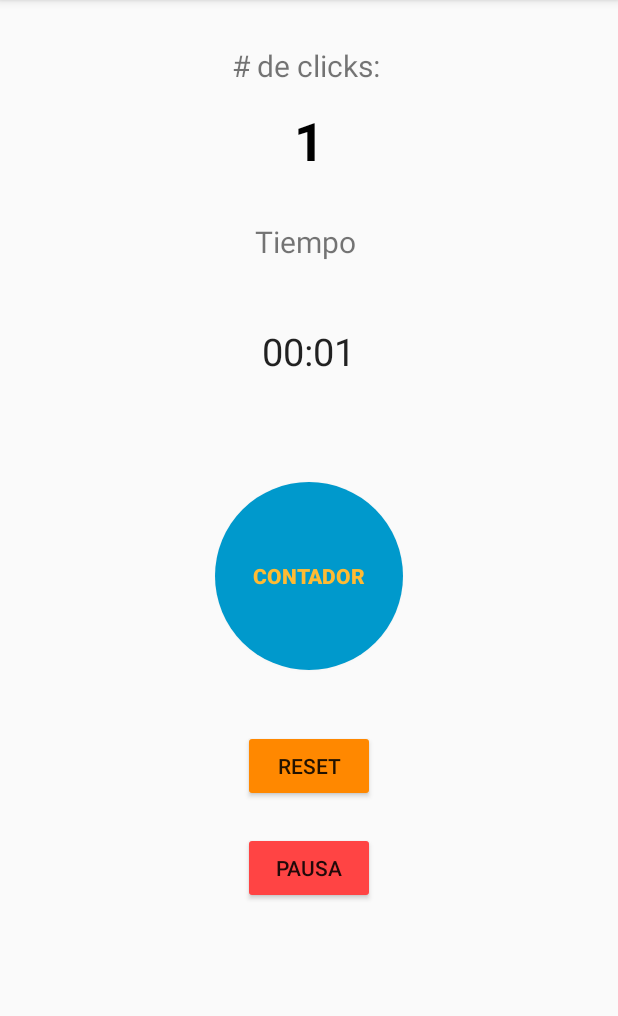
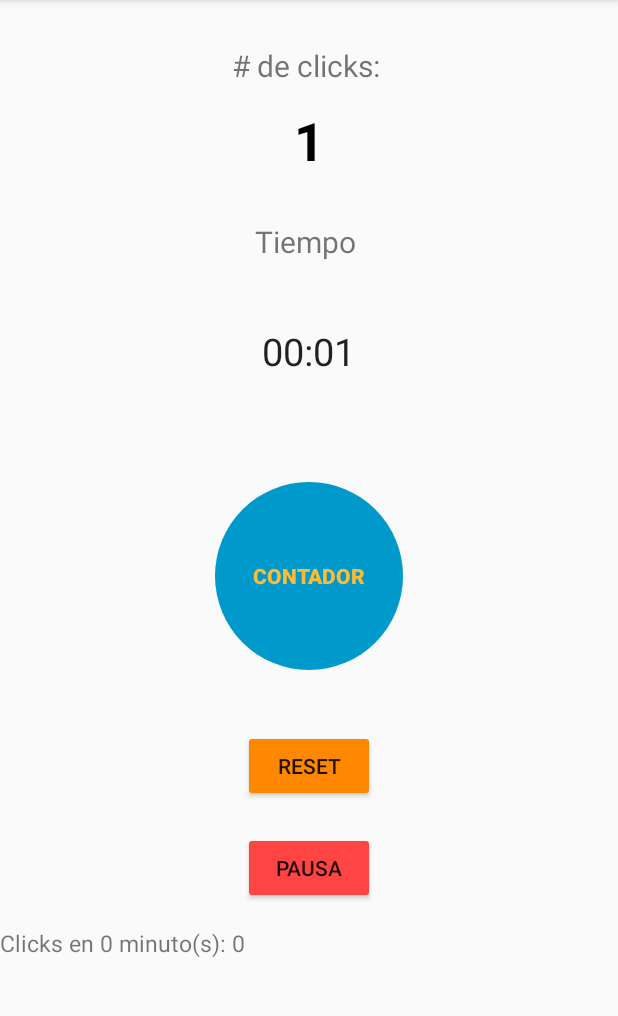
Before and after one commit to Diegobr21/Rehab, an Android app: the Contador screen opened directly, with no data from a screen before it, after a tap on "CONTADOR", on a phone screen of 412 x 824 dp, the part 84-1100 px from its top. Run offline under Robolectric (Android 15) with nearby library versions, the phone set to English and light mode, and no system bars.

Commit message:
clicks por minuto

```diff
--- a/app/src/main/java/com/example/rehab/Contador.java
+++ b/app/src/main/java/com/example/rehab/Contador.java
@@ -8,6 +8,7 @@ import android.view.View;
 import android.widget.Button;
 import android.widget.Chronometer;
 import android.widget.TextView;
+import android.widget.Toast;
 
 public class Contador extends AppCompatActivity {
     private Button contador;
@@ -15,9 +16,11 @@ public class Contador extends AppCompatActivity {
     private Chronometer chronometer;
     private Button reset;
     private TextView conteo;
+    private TextView clickpmin;
     private Button pausa;
     public int clicks;
     private long pauseoff;
+
 
     @Override
     protected void onCreate(Bundle savedInstanceState) {
@@ -25,11 +28,39 @@ public class Contador extends AppCompatActivity {
         setContentView(R.layout.activity_contador);
 
         chronometer= findViewById(R.id.cronos);
+        chronometer.setBase(SystemClock.elapsedRealtime());
         contador= findViewById(R.id.btn_contador);
         reset = findViewById(R.id.reset);
         conteo= findViewById(R.id.conteo);
         pausa = findViewById(R.id.pausa);
         conteo.setText("");
+        clickpmin=findViewById(R.id.clickpmin);
+        clickpmin.setText("Clicks en 0"+" minuto(s): "+clicks);
+
+        chronometer.setOnChronometerTickListener(new Chronometer.OnChronometerTickListener() {
+            @Override
+            public void onChronometerTick(Chronometer chronometer) {
+
+                int t=60000;
+                int v=1;
+
+                for(int i=0; i<10; i++){
+
+                    long x = (SystemClock.elapsedRealtime() - chronometer.getBase());
+
+                    if( x >= t ){
+
+                        clickpmin.setText("Clicks en "+v+" minuto(s): "+clicks);
+                        //Toast.makeText(Contador.this, "Clicks en "+ v + "minuto(s): "+ clicks, Toast.LENGTH_LONG).show();
+                    }
+                    t+=60000;
+                    v++;
+
+
+
+                }
+            }
+        });
 
         contador.setOnClickListener(new View.OnClickListener() {
             @Override
@@ -88,4 +119,8 @@ public class Contador extends AppCompatActivity {
         clicks++;
         conteo.setText(clicks + "");
     }
+
+    private void getClicks(){
+
+    }
 }
--- a/app/src/main/res/layout/activity_contador.xml
+++ b/app/src/main/res/layout/activity_contador.xml
@@ -77,4 +77,11 @@
         android:layout_centerHorizontal="true"
         android:layout_marginTop="20dp"
         android:id="@+id/pausa"/>
+    <TextView
+        android:id="@+id/clickpmin"
+        android:layout_marginTop="15dp"
+        android:layout_below="@+id/pausa"
+        android:layout_width="match_parent"
+        android:layout_height="wrap_content"
+        android:textSize="15sp"/>
 </RelativeLayout>
--- a/app/src/main/res/layout/activity_main.xml
+++ b/app/src/main/res/layout/activity_main.xml
@@ -36,7 +36,7 @@
 
         android:id="@+id/lista_datos"
         android:layout_width="match_parent"
-        android:layout_height="475dp"
+        android:layout_height="wrap_content"
         android:layout_marginTop="15dp"
         android:layout_marginBottom="10dp"
         android:divider="@android:color/holo_red_light"
```
